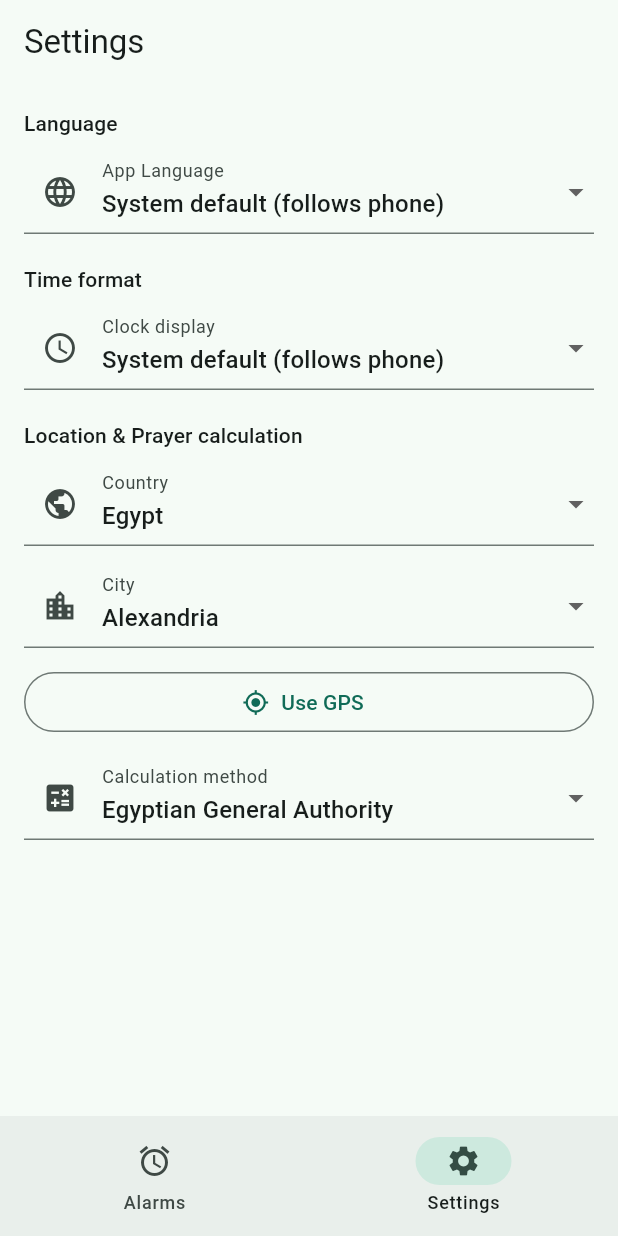
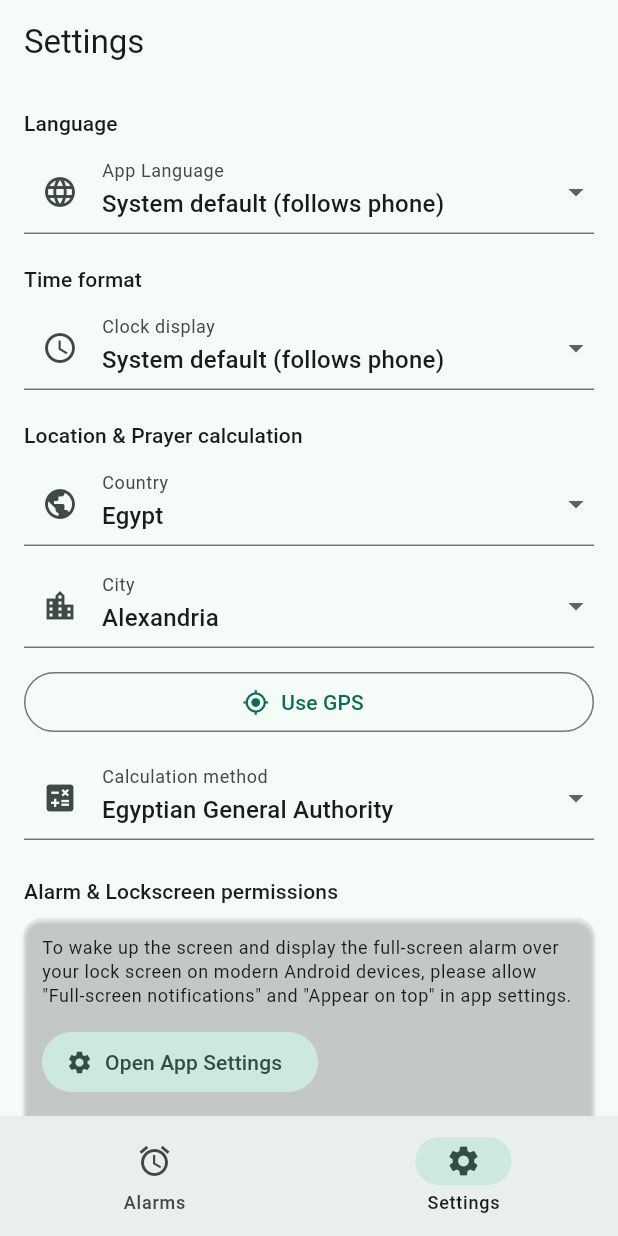
Before and after one commit to OsamaAlshahat/adhan-alarm, a Flutter app: the screen it shows after launch, item 2 of the bottom bar chosen, on a phone screen of 412 x 824 dp. Run offline on Flutter 3.47's test engine with Material 3 defaults, Android fonts, the phone set to English and light mode, and no system bars; our stand-ins replace adhan, file_picker, geolocator, permission_handler, shared_preferences; missing offline and left inert: alarm, workmanager; statements that could not run were skipped.

Commit message:
Support lockscreen wake flags, appear-on-top permissions, and interactive notification snooze guidance

```diff
--- a/lib/main.dart
+++ b/lib/main.dart
@@ -439,6 +439,12 @@ Future<void> reschedule() async {
       }
 
       final titleText = a.label.isNotEmpty ? a.label : (a.prayer ? '${a.mins} min ${a.p}' : 'Alarm');
+      final isAr = st.language == 'ar' || (st.language == 'system' && WidgetsBinding.instance.platformDispatcher.locale.languageCode == 'ar');
+      final stopText = isAr ? 'إيقاف' : 'Stop';
+      final bodyText = a.notify
+          ? '${formatTime(at)} · ${(isAr ? "اضغط للغفوة أو الفتح" : "Tap to Snooze or Open")}'
+          : '';
+
       await Alarm.set(alarmSettings: AlarmSettings(
         id: a.id * 100 + i,
         dateTime: at,
@@ -450,8 +456,8 @@ Future<void> reschedule() async {
         volumeSettings: VolumeSettings.fixed(volume: a.sound ? 0.9 : 0.0, volumeEnforced: a.sound),
         notificationSettings: NotificationSettings(
           title: a.notify ? titleText : '',
-          body: a.notify ? formatTime(at) : '',
-          stopButton: a.notify ? 'Stop' : null,
+          body: bodyText,
+          stopButton: a.notify ? stopText : null,
         ),
       ));
 
@@ -575,6 +581,7 @@ Future<void> main() async {
   if (Platform.isAndroid) {
     await Permission.scheduleExactAlarm.request();
     await Permission.ignoreBatteryOptimizations.request();
+    await Permission.systemAlertWindow.request();
   }
 
   await reschedule();
@@ -953,6 +960,55 @@ class _H extends State<Home> {
             reschedule();
           },
         ),
+        if (Platform.isAndroid) ...[
+          const SizedBox(height: 24),
+          Text(Tr.t(context, 'Alarm & Lockscreen permissions', 'أذونات المنبه وشاشة القفل'), style: Theme.of(context).textTheme.titleSmall),
+          const SizedBox(height: 8),
+          Card(
+            margin: EdgeInsets.zero,
+            color: Theme.of(context).colorScheme.surfaceContainerHighest.withOpacity(0.4),
+            child: Padding(
+              padding: const EdgeInsets.all(12),
+              child: Column(
+                crossAxisAlignment: CrossAxisAlignment.start,
+                children: [
+                  Text(
+                    Tr.t(
+                      context,
+                      'To wake up the screen and display the full-screen alarm over your lock screen on modern Android devices, please allow "Full-screen notifications" and "Appear on top" in app settings.',
+                      'لتشغيل الشاشة وعرض منبه الأذان ملء الشاشة على شاشة القفل في أجهزة أندرويد الحديثة، يرجى تفعيل إذن "الإشعارات ملء الشاشة" و"الظهور في المقدمة" من إعدادات التطبيق.',
+                    ),
+                    style: Theme.of(context).textTheme.bodySmall,
+                  ),
+                  const SizedBox(height: 12),
+                  Wrap(
+                    spacing: 8,
+                    runSpacing: 8,
+                    children: [
+                      FilledButton.tonalIcon(
+                        icon: const Icon(Icons.settings, size: 18),
+                        label: Text(Tr.t(context, 'Open App Settings', 'فتح إعدادات التطبيق')),
+                        onPressed: () => openAppSettings(),
+                      ),
+                      OutlinedButton.icon(
+                        icon: const Icon(Icons.battery_charging_full, size: 18),
+                        label: Text(Tr.t(context, 'Battery optimization', 'استثناء توفير الطاقة')),
+                        onPressed: () async {
+                          await Permission.ignoreBatteryOptimizations.request();
+                          if (context.mounted) {
+                            ScaffoldMessenger.of(context).showSnackBar(
+                              SnackBar(content: Text(Tr.t(context, 'Battery optimization requested', 'تم طلب استثناء توفير الطاقة'))),
+                            );
+                          }
+                        },
+                      ),
+                    ],
+                  ),
+                ],
+              ),
+            ),
+          ),
+        ],
       ],
     );
   }
```
Also changed, not shown: 1 other file.
